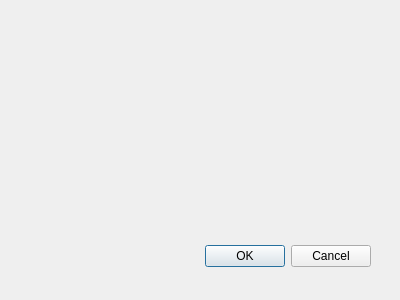
Old version of the form QTLinux/AutoCost/appsettingsdialog.ui in the repository Cvelthoven/AutoCost.
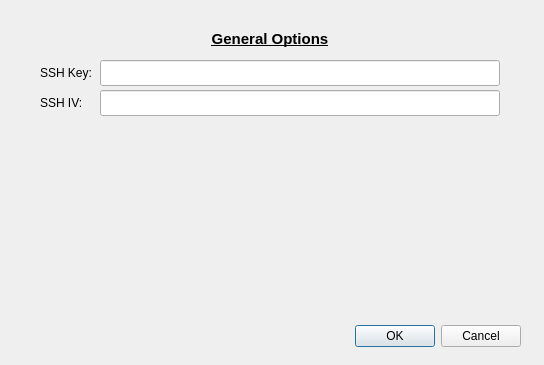
New version of the form.

Diff of the .ui file:
```diff
--- a/QTLinux/AutoCost/appsettingsdialog.ui
+++ b/QTLinux/AutoCost/appsettingsdialog.ui
@@ -6,8 +6,8 @@
    <rect>
     <x>0</x>
     <y>0</y>
-    <width>400</width>
-    <height>300</height>
+    <width>544</width>
+    <height>365</height>
    </rect>
   </property>
   <property name="windowTitle">
@@ -16,8 +16,8 @@
   <widget class="QDialogButtonBox" name="buttonBox">
    <property name="geometry">
     <rect>
-     <x>30</x>
-     <y>240</y>
+     <x>180</x>
+     <y>320</y>
      <width>341</width>
      <height>32</height>
     </rect>
@@ -29,6 +29,75 @@
     <set>QDialogButtonBox::StandardButton::Cancel|QDialogButtonBox::StandardButton::Ok</set>
    </property>
   </widget>
+  <widget class="QLineEdit" name="lnSSHKey">
+   <property name="geometry">
+    <rect>
+     <x>100</x>
+     <y>90</y>
+     <width>400</width>
+     <height>26</height>
+    </rect>
+   </property>
+  </widget>
+  <widget class="QLabel" name="lblGeneralOptionsTitle">
+   <property name="geometry">
+    <rect>
+     <x>40</x>
+     <y>30</y>
+     <width>460</width>
+     <height>18</height>
+    </rect>
+   </property>
+   <property name="font">
+    <font>
+     <pointsize>11</pointsize>
+     <bold>true</bold>
+     <underline>true</underline>
+    </font>
+   </property>
+   <property name="text">
+    <string>General Options</string>
+   </property>
+   <property name="alignment">
+    <set>Qt::AlignmentFlag::AlignCenter</set>
+   </property>
+  </widget>
+  <widget class="QLabel" name="lblSSHKey">
+   <property name="geometry">
+    <rect>
+     <x>40</x>
+     <y>60</y>
+     <width>60</width>
+     <height>26</height>
+    </rect>
+   </property>
+   <property name="text">
+    <string>SSH Key:</string>
+   </property>
+  </widget>
+  <widget class="QLabel" name="lblSSHIV">
+   <property name="geometry">
+    <rect>
+     <x>40</x>
+     <y>90</y>
+     <width>60</width>
+     <height>26</height>
+    </rect>
+   </property>
+   <property name="text">
+    <string>SSH IV:</string>
+   </property>
+  </widget>
+  <widget class="QLineEdit" name="lnSSHIV">
+   <property name="geometry">
+    <rect>
+     <x>100</x>
+     <y>60</y>
+     <width>400</width>
+     <height>26</height>
+    </rect>
+   </property>
+  </widget>
  </widget>
  <resources/>
  <connections>
```
Left out of the diff: 2 changed lines with no effect on the pictures.
